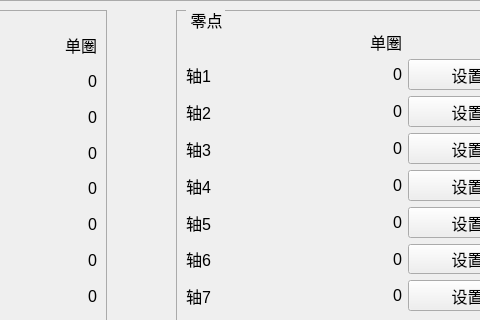
Qt form zoweerobot/UI/ctoolcoorsetui.ui (yisea123/Robot_Delta_GitHubPro) before a commit; both pictures show x 124 to 604 and y 0 to 320 of the 723 by 577 pixel window.
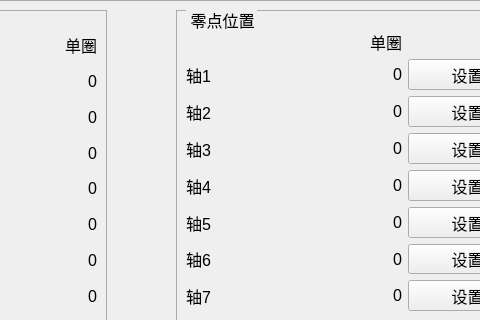
The same form after that commit.

```diff
--- a/zoweerobot/UI/ctoolcoorsetui.ui
+++ b/zoweerobot/UI/ctoolcoorsetui.ui
@@ -333,7 +333,7 @@
      </rect>
     </property>
     <property name="title">
-     <string>零点</string>
+     <string>零点位置</string>
     </property>
     <widget class="QWidget" name="gridLayoutWidget_2">
      <property name="geometry">
```
